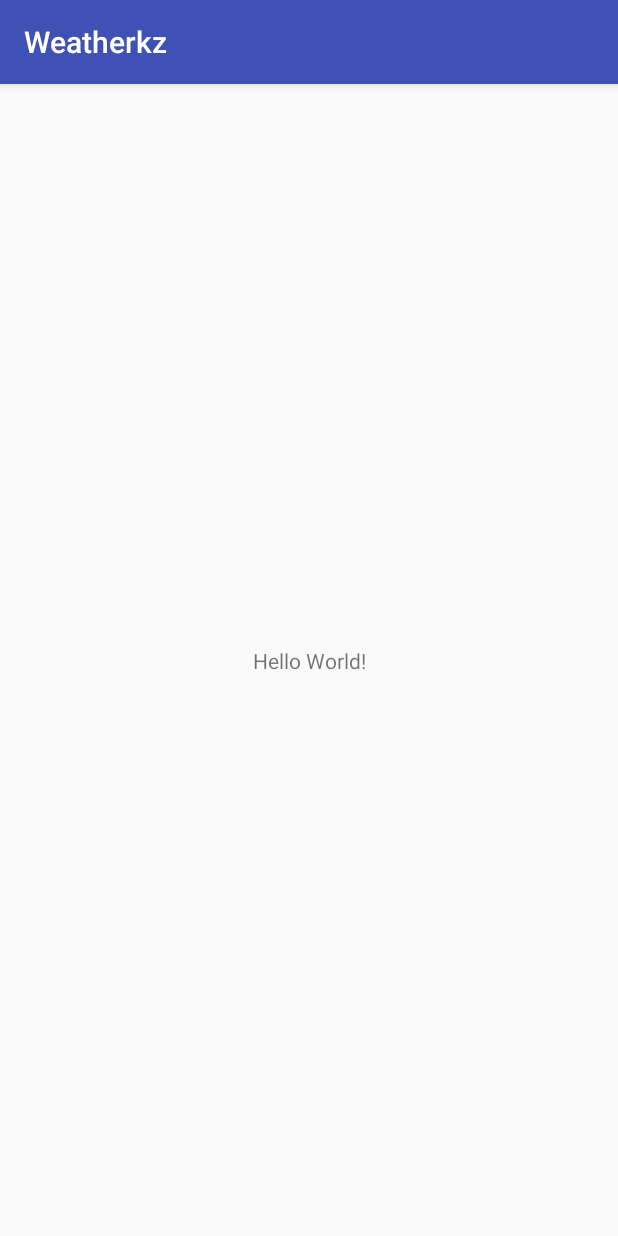
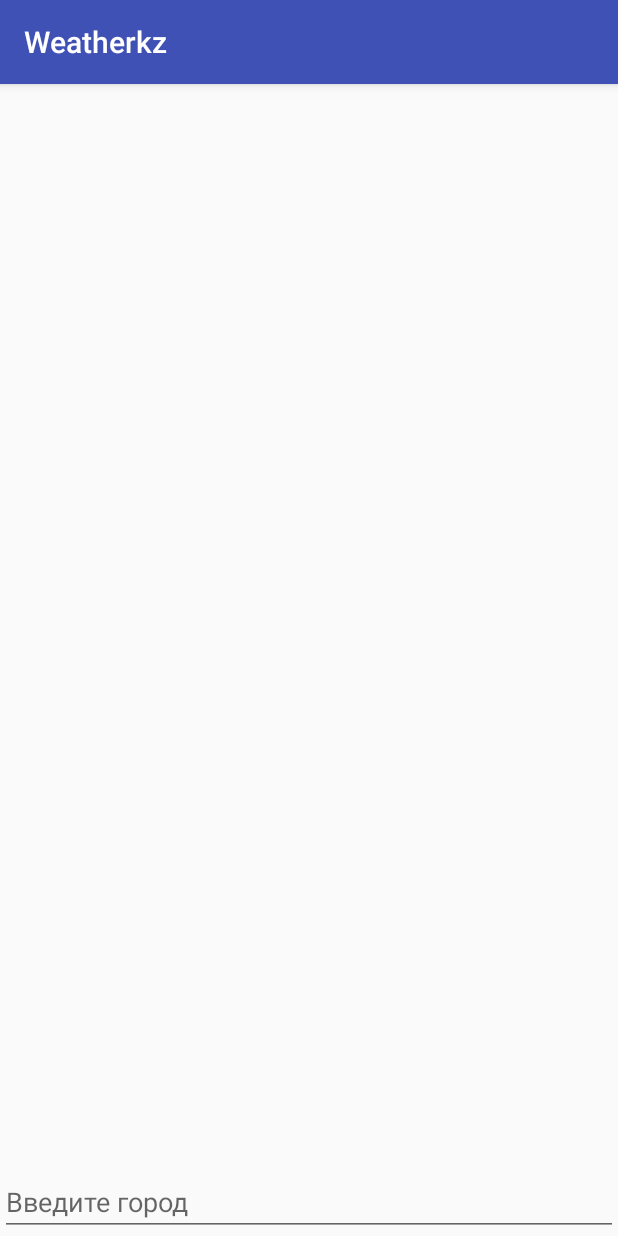
Before and after one commit to yeldar-nurpeissov/weatherkz, an Android app: the screen it shows after launch (MainActivity), on a phone screen of 412 x 824 dp. Run offline under Robolectric (Android 15) with nearby library versions, the phone set to English and light mode, and no system bars; our stand-ins replace RxJava; libraries missing offline, so code that uses them is left out: com.jakewharton.rxbinding2; 2 statements that could not run were skipped.

```diff
--- a/app/src/main/res/layout/activity_main.xml
+++ b/app/src/main/res/layout/activity_main.xml
@@ -6,13 +6,23 @@
     android:layout_height="match_parent"
     tools:context=".MainActivity">
 
-    <TextView
-        android:layout_width="wrap_content"
-        android:layout_height="wrap_content"
-        android:text="Hello World!"
-        app:layout_constraintBottom_toBottomOf="parent"
-        app:layout_constraintLeft_toLeftOf="parent"
-        app:layout_constraintRight_toRightOf="parent"
+    <android.support.v7.widget.RecyclerView
+        android:id="@+id/recycler_view"
+        android:layout_width="0dp"
+        android:layout_height="0dp"
+        app:layout_constraintBottom_toTopOf="@+id/auto_complete_text_view"
+        app:layout_constraintEnd_toEndOf="parent"
+        app:layout_constraintStart_toStartOf="parent"
         app:layout_constraintTop_toTopOf="parent" />
 
+    <EditText
+        android:id="@+id/auto_complete_text_view"
+        android:layout_width="match_parent"
+        android:layout_height="wrap_content"
+        android:inputType="text"
+        android:hint="@string/type_city_name"
+        app:layout_constraintBottom_toBottomOf="parent"
+        app:layout_constraintEnd_toEndOf="parent"
+        app:layout_constraintStart_toStartOf="parent"
+        app:layout_constraintTop_toBottomOf="@+id/recycler_view" />
 </android.support.constraint.ConstraintLayout>
--- a/app/src/main/res/values/strings.xml
+++ b/app/src/main/res/values/strings.xml
@@ -1,3 +1,4 @@
 <resources>
     <string name="app_name">Weatherkz</string>
+    <string name="type_city_name">Введите город</string>
 </resources>
```
Also changed, not shown: app/src/main/java/com/example/weatherkz/MainActivity.java (+55 -1 lines), app/src/main/java/com/example/weatherkz/QueryTime.java (added, +23 -0 lines).
